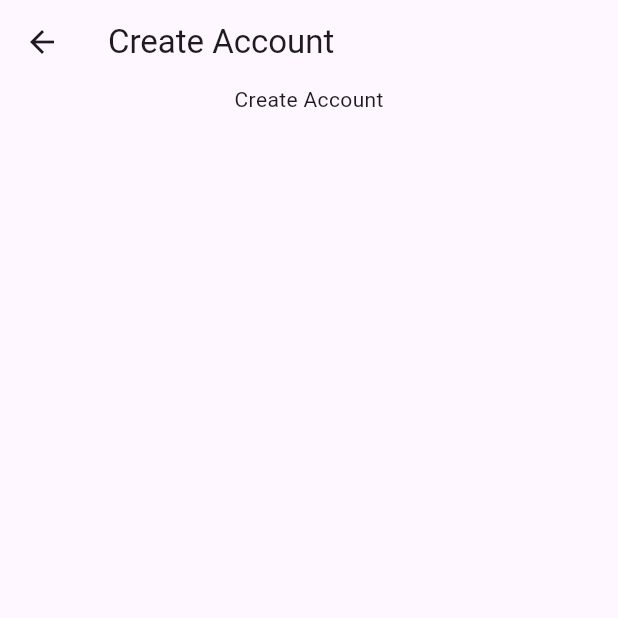
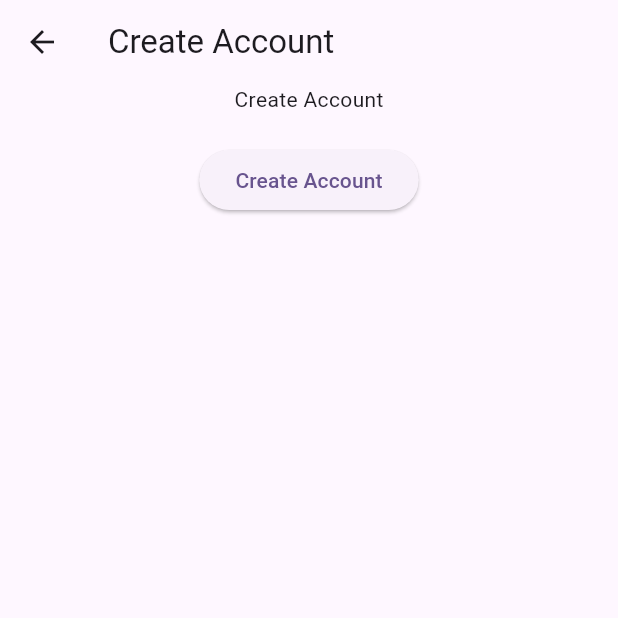
Before and after one commit to Taichi93258/-matchingservice, a Flutter app: the CreateAccount screen opened by its route, on a phone screen of 412 x 824 dp, the top half of it. Run offline on Flutter 3.47's test engine with Material 2 defaults, Android fonts, the phone set to English and light mode, and no system bars; our stand-ins replace firebase_auth, logger; accounts and stored records are empty.

Commit message:
遷移ボタンを追加

```diff
--- a/project/lib/src/login/create_account.dart
+++ b/project/lib/src/login/create_account.dart
@@ -9,10 +9,17 @@ class CreateAccount extends StatelessWidget {
       appBar: AppBar(
         title: const Text("Create Account"),
       ),
-      body: const Center(
+      body: Center(
         child: Column(
           children: [
-            Text("Create Account"),
+            const Text("Create Account"),
+            const SizedBox(
+              height: 20,
+            ),
+            ElevatedButton(
+                onPressed: () =>
+                    Navigator.pushReplacementNamed(context, '/home/profile'),
+                child: const Text("Create Account")),
           ],
         ),
       ),
```
